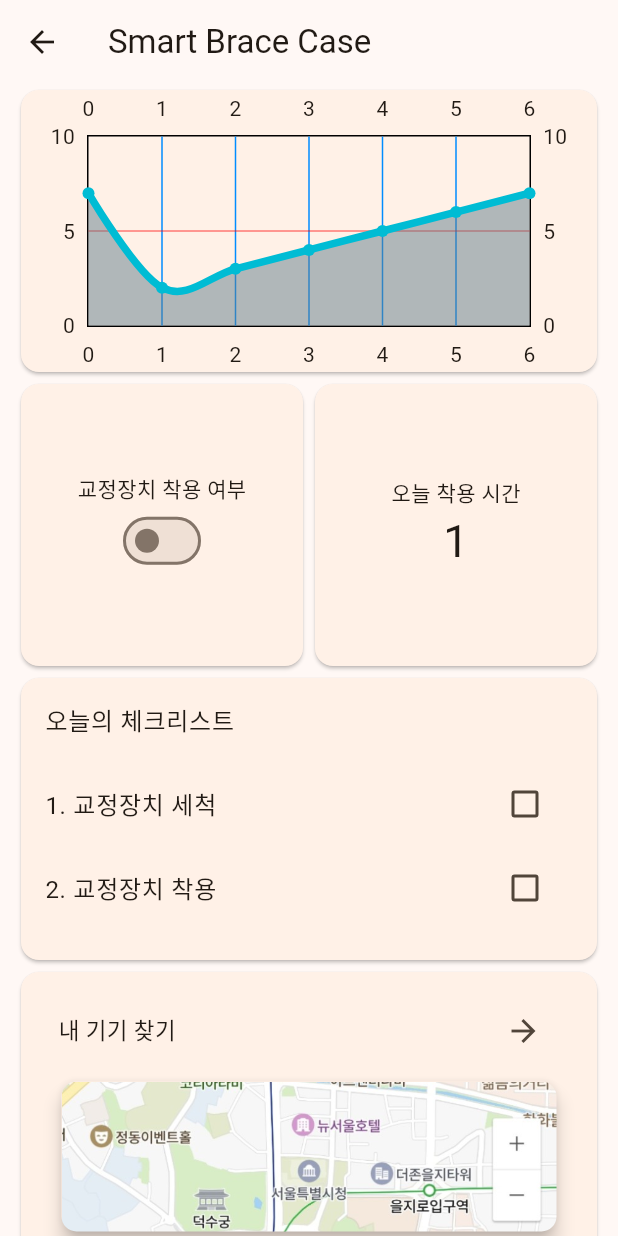
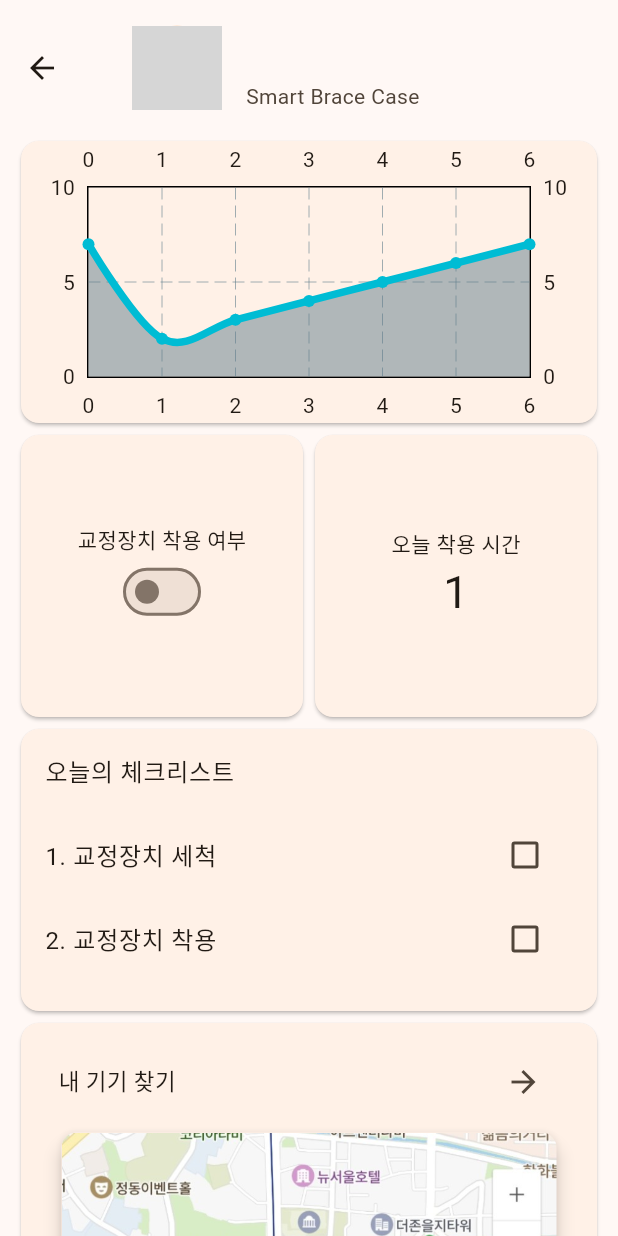
Before and after one commit to cmsong111/smart_brace_case, a Flutter app: the HomePage screen opened directly, on a phone screen of 412 x 824 dp. Run offline on Flutter 3.47's test engine with Material 2 defaults, Android fonts, the phone set to English and light mode, and no system bars; drawn by our look-alikes of fl_chart; our stand-ins replace firebase_auth, firebase_core, flutter_signin_button, fluttertoast, form_builder_validators, google_sign_in and 1 more; accounts and stored records are empty; generated files the repository leaves out were written again; network calls fail; grey boxes are pictures that could not be loaded.

Commit message:
fix: 홈페이지 앱바 수정

```diff
--- a/lib/src/config/route.dart
+++ b/lib/src/config/route.dart
@@ -3,6 +3,7 @@ import 'package:smart_brace_case/src/presentation/views/auth/login_page.dart';
 import 'package:smart_brace_case/src/presentation/views/auth/register_page.dart';
 import 'package:smart_brace_case/src/presentation/views/detal/notice_detail_page.dart';
 import 'package:smart_brace_case/src/presentation/views/detal/notice_page.dart';
+import 'package:smart_brace_case/src/presentation/views/main/find_my_iot.dart';
 import 'package:smart_brace_case/src/presentation/views/main/main_page.dart';
 import 'package:smart_brace_case/src/presentation/views/settings/account/account_main.dart';
 import 'package:smart_brace_case/src/presentation/views/settings/infomation/infomation_main.dart';
@@ -13,6 +14,7 @@ var appRoute = {
   AppRoute.login: (context) => LoginPage(),
   AppRoute.register: (context) => const RegisterPage(),
   AppRoute.main: (context) => const MainPage(),
+  AppRoute.map: (context) => const FindMyIotPage(),
   AppRoute.setting: (context) => const SettingMainPage(),
   AppRoute.settingAccount: (context) => const AccountMainPage(),
   AppRoute.settingInfomaion: (context) => const InfomationMainPage(),
--- a/lib/src/core/resources/app_constant.dart
+++ b/lib/src/core/resources/app_constant.dart
@@ -4,6 +4,7 @@ class AppRoute {
   static const String forgotPassword = '/forgot-password';
 
   static const String main = '/main';
+  static const String map = '/map';
 
   static const String setting = '/setting';
 
--- a/lib/src/presentation/views/main/chart_widget.dart
+++ b/lib/src/presentation/views/main/chart_widget.dart
@@ -4,20 +4,8 @@ import 'package:flutter/material.dart';
 LineChart mainChart({required List<double> timeData}) {
   return LineChart(
     LineChartData(
-      gridData: FlGridData(
+      gridData: const FlGridData(
         drawVerticalLine: true,
-        getDrawingHorizontalLine: (value) {
-          return const FlLine(
-            color: Color.fromARGB(255, 255, 0, 0),
-            strokeWidth: 0.5,
-          );
-        },
-        getDrawingVerticalLine: (value) {
-          return const FlLine(
-            color: Color.fromARGB(255, 0, 140, 255),
-            strokeWidth: 1,
-          );
-        },
       ),
       minX: 0,
       maxX: 6,
--- a/lib/src/presentation/views/main/home_page.dart
+++ b/lib/src/presentation/views/main/home_page.dart
@@ -1,6 +1,8 @@
-import 'package:fl_chart/fl_chart.dart';
 import 'package:flutter/material.dart';
 import 'package:flutter_staggered_grid_view/flutter_staggered_grid_view.dart';
+import 'package:provider/provider.dart';
+import 'package:smart_brace_case/src/core/resources/app_constant.dart';
+import 'package:smart_brace_case/src/presentation/providers/firebase_auth_service.dart';
 import 'package:smart_brace_case/src/presentation/views/main/chart_widget.dart';
 import 'package:smart_brace_case/src/presentation/views/main/timer_widget.dart';
 import 'package:smart_brace_case/src/presentation/views/main/todo_widget.dart';
@@ -17,7 +19,28 @@ class _HomePageState extends State<HomePage> {
   @override
   Widget build(BuildContext context) {
     return Scaffold(
-      appBar: AppBar(title: const Text("Smart Brace Case")),
+      appBar: AppBar(
+        toolbarHeight: 90,
+        title: ListTile(
+          leading: CircleAvatar(
+            radius: 30,
+            backgroundImage: Image.network(
+                    Provider.of<FirebaseAuthService>(context)
+                            .currentUser!
+                            .photoURL ??
+                        "https://picsum.photos/200/300")
+                .image,
+          ),
+          title: Text(
+            Provider.of<FirebaseAuthService>(context)
+                    .currentUser!
+                    .displayName ??
+                "로그인이 필요합니다.",
+            style: const TextStyle(fontSize: 25),
+          ),
+          subtitle: const Text("Smart Brace Case"),
+        ),
+      ),
       body: Padding(
         padding: const EdgeInsets.fromLTRB(10, 0, 10, 0),
         child: ListView(
@@ -61,7 +84,9 @@ class _HomePageState extends State<HomePage> {
                                   style: TextStyle(fontSize: 15)),
                               IconButton(
                                 icon: const Icon(Icons.arrow_forward_sharp),
-                                onPressed: () {},
+                                onPressed: () {
+                                  Navigator.pushNamed(context, AppRoute.map);
+                                },
                               )
                             ],
                           ),
```
Also changed, not shown: lib/src/presentation/views/main/find_my_iot.dart (added, +36 -0 lines), assets/images/LoginImage.png (added), assets/images/avater.png (added), img/Screenshot_1696963125.png.
